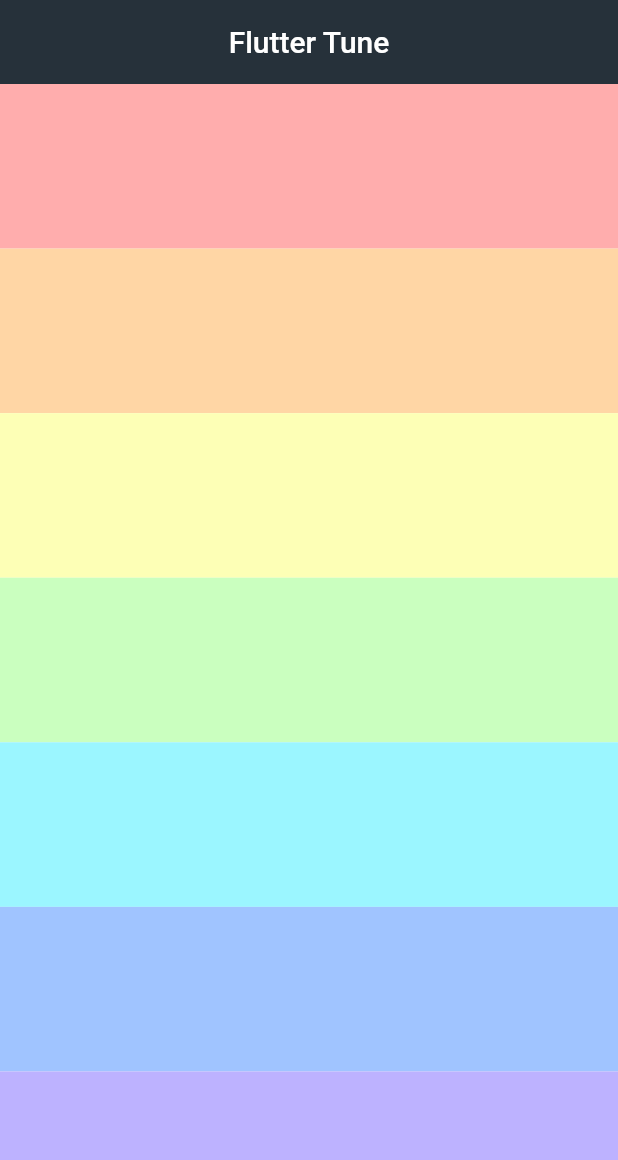
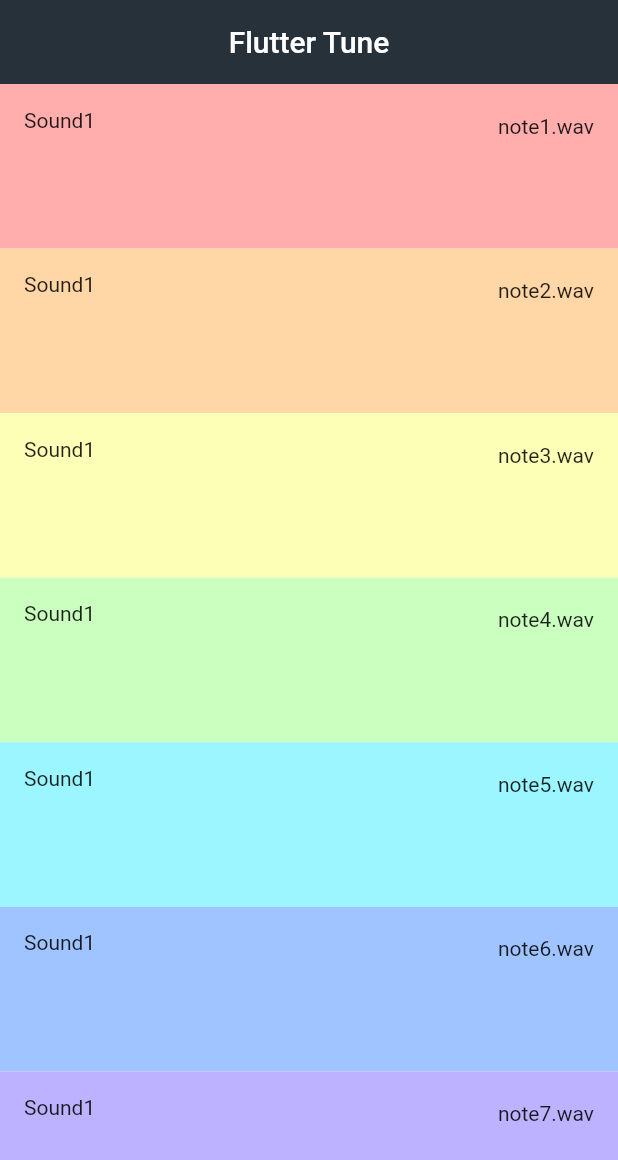
Before and after one commit to adham20022023/Tune-Player-App, a Flutter app: the screen it shows after launch, on a phone screen of 412 x 824 dp. Shown: the top 1160 px of the screen. Run offline on Flutter 3.47's test engine with Material 2 defaults, Android fonts, the phone set to English and light mode, and no system bars; our stand-ins replace audioplayers.

Commit message:
try make widget but with ListTile

```diff
--- a/lib/views/tune_view.dart
+++ b/lib/views/tune_view.dart
@@ -1,6 +1,7 @@
 import 'package:flutter/material.dart';
 import 'package:music_notes_player_app_setup/models/tune_model.dart';
-import 'package:music_notes_player_app_setup/widgets/tune_item.dart';
+// import 'package:music_notes_player_app_setup/widgets/tune_item.dart';
+import 'package:music_notes_player_app_setup/widgets/tune_item2.dart';
 
 class TuneView extends StatelessWidget {
   TuneView({super.key});
@@ -25,7 +26,7 @@ class TuneView extends StatelessWidget {
         backgroundColor: Color(0xff26313A),
       ),
       body: Column(
-        children: Tunes.map((e) => TuneItem(
+        children: Tunes.map((e) => TuneItem2(
               tune: e,
             )).toList(),
       ),
--- /dev/null
+++ b/lib/widgets/tune_item2.dart
@@ -0,0 +1,23 @@
+import 'package:flutter/material.dart';
+import 'package:music_notes_player_app_setup/models/tune_model.dart';
+
+class TuneItem2 extends StatelessWidget {
+  const TuneItem2({super.key, required this.tune});
+  final TuneModel tune;
+  @override
+  Widget build(BuildContext context) {
+    return Expanded(
+      child: Container(
+        color: tune.color,
+        child: ListTile(
+          leading: Text('Sound1'),
+          trailing: Text(tune.sound),
+          // title: const Text('Tune 2'),
+          onTap: () {
+            tune.playSound();
+          },
+        ),
+      ),
+    );
+  }
+}
```
